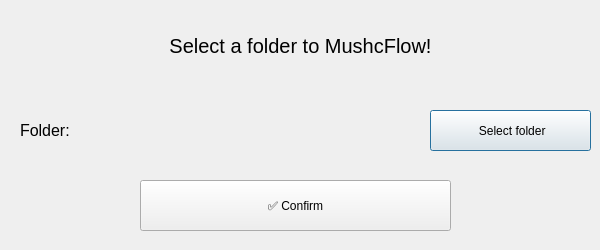
Old version of the form first_open_config.ui in the repository ThiagoCorreaSilva/MushcFlow.
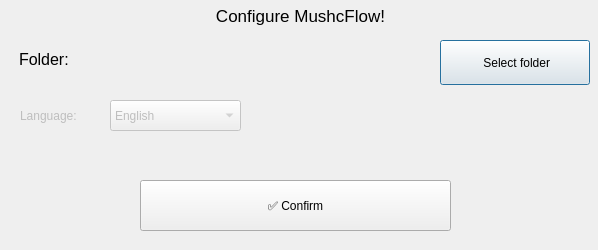
New version of the form. Icons and pictures are not drawn.

Commit message: Small changes in first_open_config Class

The edit to the form file:
```diff
--- a/first_open_config.ui
+++ b/first_open_config.ui
@@ -6,7 +6,7 @@
    <rect>
     <x>0</x>
     <y>0</y>
-    <width>600</width>
+    <width>598</width>
     <height>250</height>
    </rect>
   </property>
@@ -17,18 +17,18 @@
    <property name="geometry">
     <rect>
      <x>0</x>
-     <y>30</y>
+     <y>0</y>
      <width>601</width>
      <height>31</height>
     </rect>
    </property>
    <property name="font">
     <font>
-     <pointsize>15</pointsize>
+     <pointsize>13</pointsize>
     </font>
    </property>
    <property name="text">
-    <string>Select a folder to MushcFlow!</string>
+    <string>Configure MushcFlow!</string>
    </property>
    <property name="alignment">
     <set>Qt::AlignmentFlag::AlignCenter</set>
@@ -37,12 +37,24 @@
   <widget class="QPushButton" name="select_folder_button">
    <property name="geometry">
     <rect>
-     <x>430</x>
-     <y>110</y>
-     <width>161</width>
-     <height>41</height>
+     <x>440</x>
+     <y>40</y>
+     <width>150</width>
+     <height>45</height>
     </rect>
    </property>
+   <property name="sizePolicy">
+    <sizepolicy hsizetype="Preferred" vsizetype="Preferred">
+     <horstretch>0</horstretch>
+     <verstretch>0</verstretch>
+    </sizepolicy>
+   </property>
+   <property name="maximumSize">
+    <size>
+     <width>500</width>
+     <height>500</height>
+    </size>
+   </property>
    <property name="text">
     <string> Select folder</string>
    </property>
@@ -53,12 +65,18 @@
   <widget class="QLabel" name="folder_label">
    <property name="geometry">
     <rect>
-     <x>90</x>
-     <y>110</y>
+     <x>100</x>
+     <y>50</y>
      <width>341</width>
-     <height>41</height>
+     <height>21</height>
     </rect>
    </property>
+   <property name="maximumSize">
+    <size>
+     <width>500</width>
+     <height>200</height>
+    </size>
+   </property>
    <property name="font">
     <font>
      <pointsize>11</pointsize>
@@ -87,12 +105,18 @@
   <widget class="QLabel" name="label_2">
    <property name="geometry">
     <rect>
-     <x>20</x>
-     <y>110</y>
-     <width>71</width>
-     <height>41</height>
+     <x>19</x>
+     <y>50</y>
+     <width>66</width>
+     <height>19</height>
     </rect>
    </property>
+   <property name="maximumSize">
+    <size>
+     <width>75</width>
+     <height>200</height>
+    </size>
+   </property>
    <property name="font">
     <font>
      <pointsize>12</pointsize>
@@ -105,6 +129,45 @@
     <set>Qt::AlignmentFlag::AlignLeading|Qt::AlignmentFlag::AlignLeft|Qt::AlignmentFlag::AlignVCenter</set>
    </property>
   </widget>
+  <widget class="QComboBox" name="language_box">
+   <property name="enabled">
+    <bool>false</bool>
+   </property>
+   <property name="geometry">
+    <rect>
+     <x>110</x>
+     <y>100</y>
+     <width>131</width>
+     <height>31</height>
+    </rect>
+   </property>
+   <item>
+    <property name="text">
+     <string notr="true">English</string>
+    </property>
+   </item>
+   <item>
+    <property name="text">
+     <string notr="true">Portuguese</string>
+    </property>
+   </item>
+  </widget>
+  <widget class="QLabel" name="label_3">
+   <property name="enabled">
+    <bool>false</bool>
+   </property>
+   <property name="geometry">
+    <rect>
+     <x>20</x>
+     <y>90</y>
+     <width>81</width>
+     <height>51</height>
+    </rect>
+   </property>
+   <property name="text">
+    <string>Language: </string>
+   </property>
+  </widget>
  </widget>
  <resources/>
  <connections/>
```
The commit also changes 4 other files.
